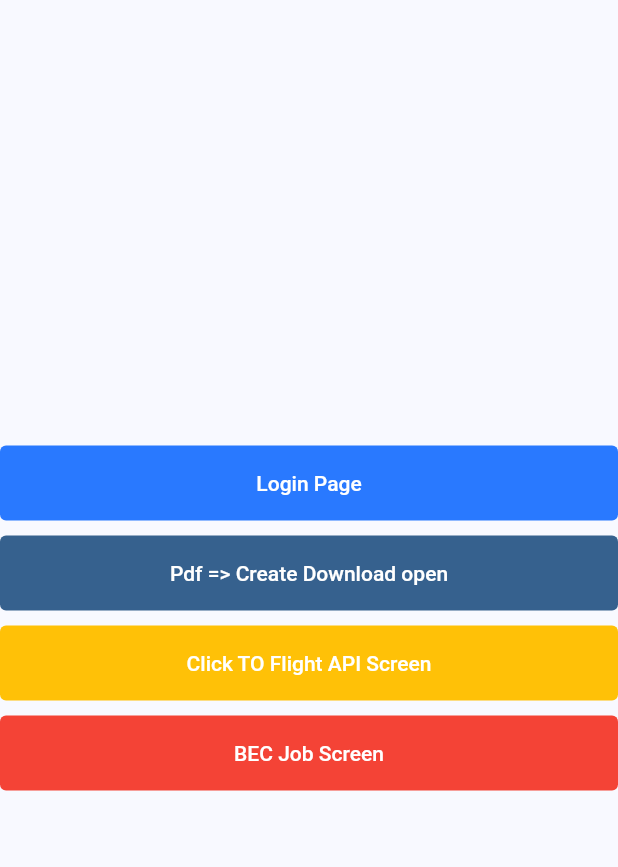
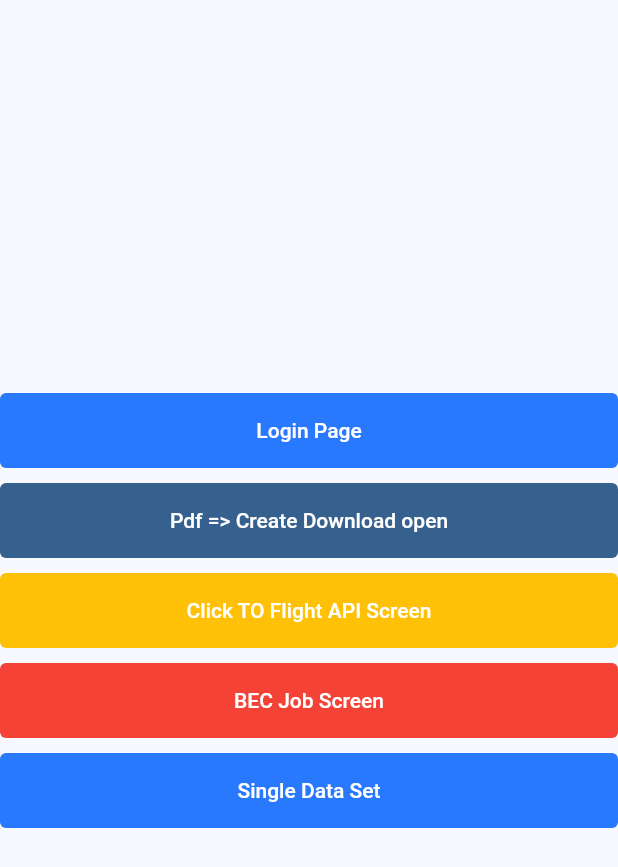
Before and after one commit to MYOUSUFFS/MyFeatureApp, a Flutter app: the MyFeature screen opened directly, on a phone screen of 412 x 824 dp. Shown: the top 867 px of the screen. Run offline on Flutter 3.47's test engine with Material 2 defaults, Android fonts, the phone set to English and light mode, and no system bars; our stand-ins replace hexcolor, open_file; missing offline and left inert: syncfusion_flutter_pdf.

Commit message:
try single api

```diff
--- /dev/null
+++ b/lib/model/single_api_model.dart
@@ -0,0 +1,12 @@
+import 'package:json_annotation/json_annotation.dart';
+part 'single_api_model.g.dart';
+
+@JsonSerializable()
+class SingleApi {
+  String? data;
+  String? support;
+  SingleApi({this.data, this.support});
+  factory SingleApi.fromJson(Map<String, dynamic> json) =>
+      _$SingleApiFromJson(json);
+  Map<String, dynamic> toJson() => _$SingleApiToJson(this);
+}
--- a/lib/screens/master.dart/my_feature.dart
+++ b/lib/screens/master.dart/my_feature.dart
@@ -3,6 +3,7 @@
 import 'package:flutter/material.dart';
 import 'package:retry_build_api/screens/bec_api.dart';
 import 'package:retry_build_api/screens/pdf_downloaded.dart';
+import 'package:retry_build_api/screens/single_api_handle.dart';
 
 import '../flight_api_screen.dart';
 import '../login_page.dart';
@@ -97,6 +98,26 @@ class _MyFeatureState extends State<MyFeature> {
                   'BEC Job Screen',
                 ),
               ),
+              heightShotCut(10),
+              TextButton(
+                style: TextButton.styleFrom(
+                  // Foreground color
+                  foregroundColor: Theme.of(context).colorScheme.onPrimary,
+                  backgroundColor: Colors.blueAccent.shade400,
+                  minimumSize: Size.fromHeight(50),
+                ).copyWith(elevation: ButtonStyleButton.allOrNull(0.0)),
+                onPressed: () {
+                  Navigator.of(context).push(
+                    MaterialPageRoute(
+                      builder: (context) => const SingleAPIdata(),
+                    ),
+                  );
+                },
+                child: const Text(
+                  'Single Data Set',
+                ),
+              ),
+              heightShotCut(10),
             ],
           ),
         ),
--- a/lib/screens/my_home.dart
+++ b/lib/screens/my_home.dart
@@ -1,5 +1,6 @@
+// ignore_for_file: prefer_const_constructors
+
 import 'package:flutter/material.dart';
-import 'package:retry_build_api/screens/login_page.dart';
 import 'package:retry_build_api/screens/master.dart/my_feature.dart';
 
 class Myhome extends StatefulWidget {
```
Also changed, not shown: lib/screens/single_api_handle.dart (added, +50 -0 lines), pubspec.yaml (+7 -1 lines), lib/model/single_api_model.g.dart (added), pubspec.lock.
